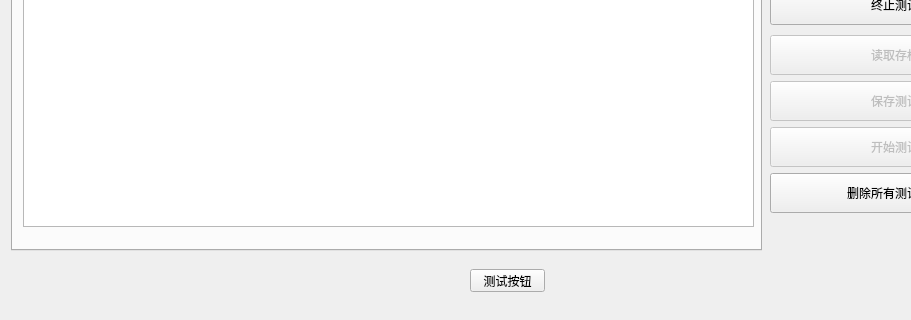
This is GUI/main_ui_test/test_ui_d/test_ui.ui in buaanostop/- as Qt 5 draws it before an edit; both pictures show x 0 to 911 and y 524 to 844 of the 1036 by 844 pixel window. The edited form follows.
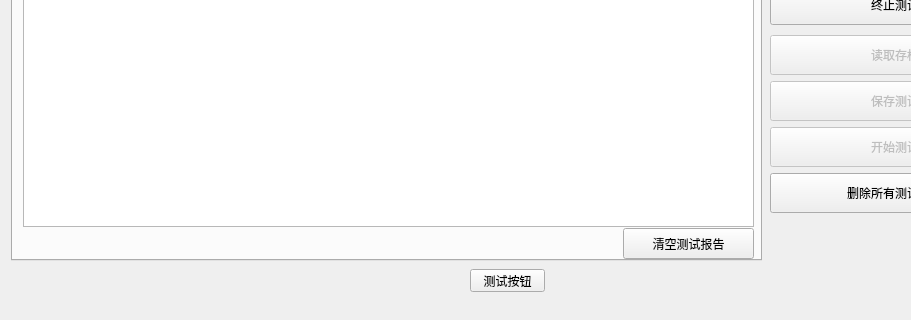
This is the edited form. The open tabs and pages were chosen to show the change.

The edit to the form file:
```diff
--- a/GUI/main_ui_test/test_ui_d/test_ui.ui
+++ b/GUI/main_ui_test/test_ui_d/test_ui.ui
@@ -198,7 +198,7 @@
       <x>11</x>
       <y>351</y>
       <width>751</width>
-      <height>401</height>
+      <height>411</height>
      </rect>
     </property>
     <property name="currentIndex">
@@ -233,9 +233,22 @@
        </rect>
       </property>
      </widget>
+     <widget class="QPushButton" name="clearReportButton">
+      <property name="geometry">
+       <rect>
+        <x>610</x>
+        <y>352</y>
+        <width>131</width>
+        <height>31</height>
+       </rect>
+      </property>
+      <property name="text">
+       <string>清空测试报告</string>
+      </property>
+     </widget>
     </widget>
    </widget>
-   <widget class="QWidget" name="">
+   <widget class="QWidget" name="layoutWidget">
     <property name="geometry">
      <rect>
       <x>770</x>
```
Left out of the diff: 168 changed lines with no effect on the pictures.
